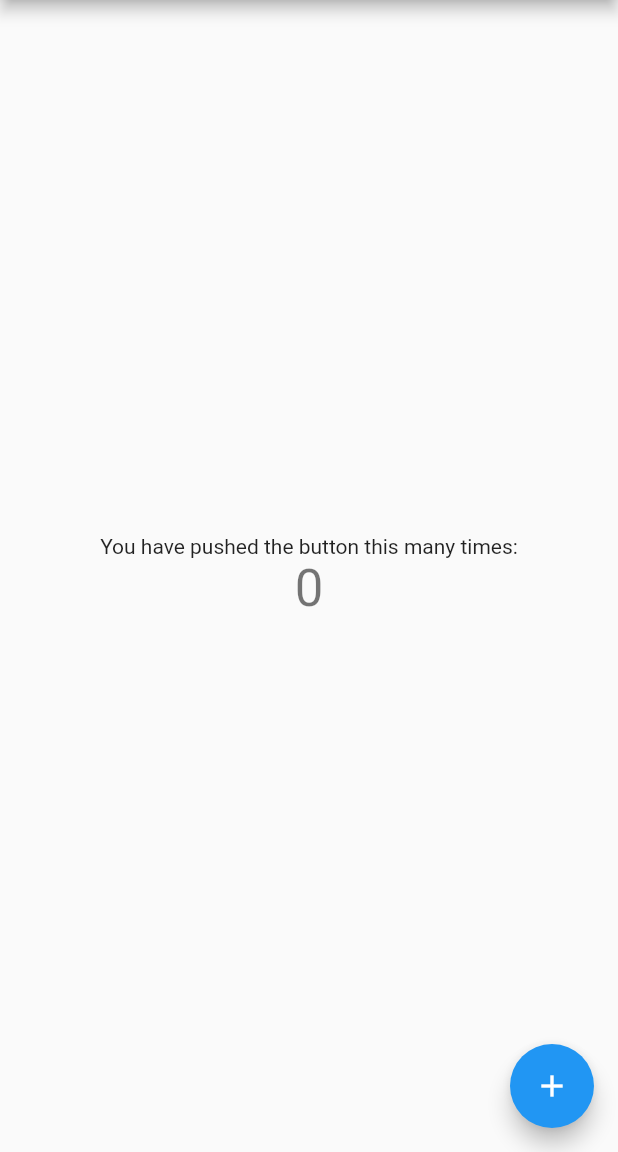
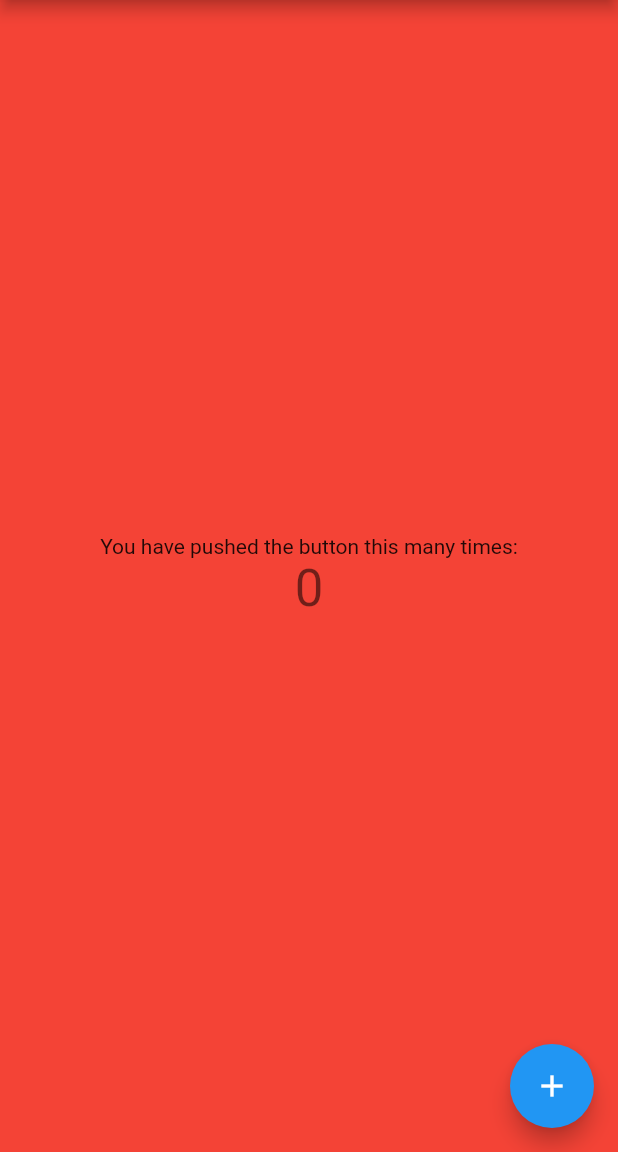
Before and after one commit to AsarZia/Toast, a Flutter app: the screen it shows after launch, on a phone screen of 412 x 824 dp, the part 84-1236 px from its top. Run offline on Flutter 3.47's test engine with Material 2 defaults, Android fonts, the phone set to English and light mode, and no system bars.

Commit message:
day1 completed

```diff
--- a/lib/main.dart
+++ b/lib/main.dart
@@ -10,21 +10,9 @@ class MyApp extends StatelessWidget {
   // This widget is the root of your application.
   @override
   Widget build(BuildContext context) {
-    return MaterialApp(
-      title: 'Flutter Demo',
-      theme: ThemeData(
-        // This is the theme of your application.
-        //
-        // Try running your application with "flutter run". You'll see the
-        // application has a blue toolbar. Then, without quitting the app, try
-        // changing the primarySwatch below to Colors.green and then invoke
-        // "hot reload" (press "r" in the console where you ran "flutter run",
-        // or simply save your changes to "hot reload" in a Flutter IDE).
-        // Notice that the counter didn't reset back to zero; the application
-        // is not restarted.
-        primarySwatch: Colors.blue,
-      ),
-      home: const MyHomePage(title: 'Flutter Demo Home Page'),
+    return const MaterialApp(
+
+      home: MyHomePage(title: 'Flutter Demo Home Page'),
     );
   }
 }
@@ -70,6 +58,7 @@ class _MyHomePageState extends State<MyHomePage> {
     // fast, so that you can just rebuild anything that needs updating rather
     // than having to individually change instances of widgets.
     return Scaffold(
+      backgroundColor: Colors.red,
       appBar: AppBar(
         // Here we take the value from the MyHomePage object that was created by
         // the App.build method, and use it to set our appbar title.
```
